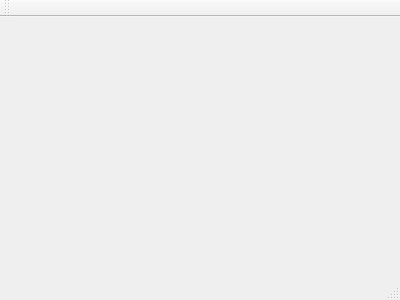
First picture: the form in mainwindow.ui, repository Trother555/metrolator, before the edit.
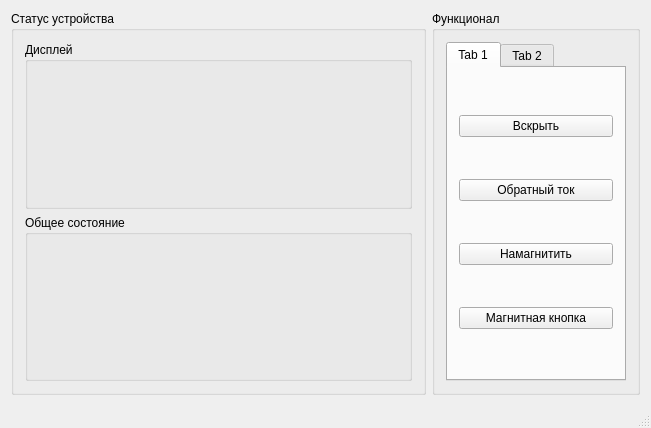
Second picture: the form after the edit.

```diff
--- a/mainwindow.ui
+++ b/mainwindow.ui
@@ -1,24 +1,133 @@
 <ui version="4.0">
  <class>MainWindow</class>
- <widget class="QMainWindow" name="MainWindow" >
-  <property name="geometry" >
+ <widget class="QMainWindow" name="MainWindow">
+  <property name="geometry">
    <rect>
     <x>0</x>
     <y>0</y>
-    <width>400</width>
-    <height>300</height>
+    <width>651</width>
+    <height>428</height>
    </rect>
   </property>
   <property name="windowTitle" >
    <string>MainWindow</string>
   </property>
-  <widget class="QMenuBar" name="menuBar" />
-  <widget class="QToolBar" name="mainToolBar" />
-  <widget class="QWidget" name="centralWidget" />
-  <widget class="QStatusBar" name="statusBar" />
+  <widget class="QWidget" name="centralWidget">
+   <layout class="QGridLayout" name="gridLayout">
+    <item row="0" column="0">
+     <widget class="QGroupBox" name="groupBox">
+      <property name="sizePolicy">
+       <sizepolicy hsizetype="Preferred" vsizetype="Preferred">
+        <horstretch>2</horstretch>
+        <verstretch>0</verstretch>
+       </sizepolicy>
+      </property>
+      <property name="title">
+       <string>Статус устройства</string>
+      </property>
+      <layout class="QVBoxLayout" name="verticalLayout">
+       <item>
+        <widget class="QGroupBox" name="groupBox_3">
+         <property name="title">
+          <string>Дисплей</string>
+         </property>
+        </widget>
+       </item>
+       <item>
+        <widget class="QGroupBox" name="groupBox_4">
+         <property name="title">
+          <string>Общее состояние</string>
+         </property>
+         <zorder>groupBox_5</zorder>
+         <zorder>groupBox_5</zorder>
+        </widget>
+       </item>
+      </layout>
+     </widget>
+    </item>
+    <item row="0" column="1">
+     <widget class="QGroupBox" name="groupBox_2">
+      <property name="sizePolicy">
+       <sizepolicy hsizetype="Preferred" vsizetype="Preferred">
+        <horstretch>1</horstretch>
+        <verstretch>0</verstretch>
+       </sizepolicy>
+      </property>
+      <property name="title">
+       <string>Функционал</string>
+      </property>
+      <layout class="QVBoxLayout" name="verticalLayout_2">
+       <item>
+        <widget class="QTabWidget" name="tabWidget">
+         <property name="sizePolicy">
+          <sizepolicy hsizetype="Expanding" vsizetype="Expanding">
+           <horstretch>0</horstretch>
+           <verstretch>0</verstretch>
+          </sizepolicy>
+         </property>
+         <property name="currentIndex">
+          <number>0</number>
+         </property>
+         <widget class="QWidget" name="tab">
+          <attribute name="title">
+           <string>Tab 1</string>
+          </attribute>
+          <layout class="QVBoxLayout" name="verticalLayout_3">
+           <item>
+            <widget class="QPushButton" name="openButton">
+             <property name="text">
+              <string>Вскрыть</string>
+             </property>
+            </widget>
+           </item>
+           <item>
+            <widget class="QPushButton" name="reverseButton">
+             <property name="text">
+              <string>Обратный ток</string>
+             </property>
+            </widget>
+           </item>
+           <item>
+            <widget class="QPushButton" name="strongMagButton">
+             <property name="text">
+              <string>Намагнитить</string>
+             </property>
+            </widget>
+           </item>
+           <item>
+            <widget class="QPushButton" name="magniteButton">
+             <property name="text">
+              <string>Магнитная кнопка</string>
+             </property>
+            </widget>
+           </item>
+          </layout>
+         </widget>
+         <widget class="QWidget" name="tab_2">
+          <attribute name="title">
+           <string>Tab 2</string>
+          </attribute>
+         </widget>
+        </widget>
+       </item>
+      </layout>
+     </widget>
+    </item>
+   </layout>
+  </widget>
+  <widget class="QMenuBar" name="menuBar">
+   <property name="geometry">
+    <rect>
+     <x>0</x>
+     <y>0</y>
+     <width>651</width>
+     <height>25</height>
+    </rect>
+   </property>
+  </widget>
+  <widget class="QStatusBar" name="statusBar"/>
  </widget>
- <layoutDefault spacing="6" margin="11" />
- <pixmapfunction></pixmapfunction>
+ <layoutdefault spacing="6" margin="11"/>
  <resources/>
  <connections/>
 </ui>
```
Left out of the diff: 3 changed lines with no effect on the pictures.
